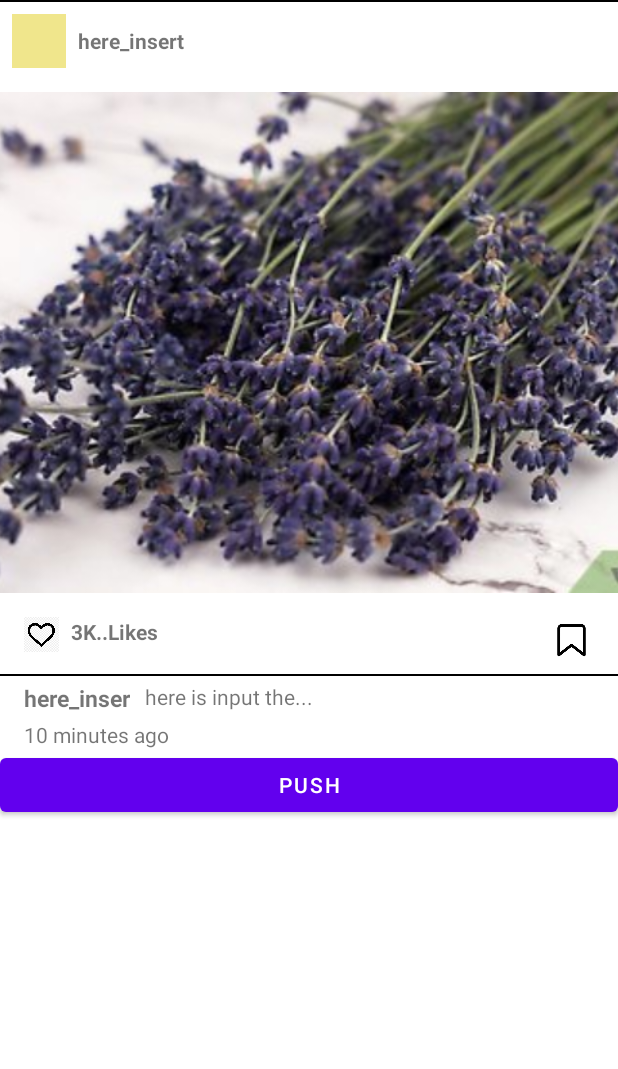
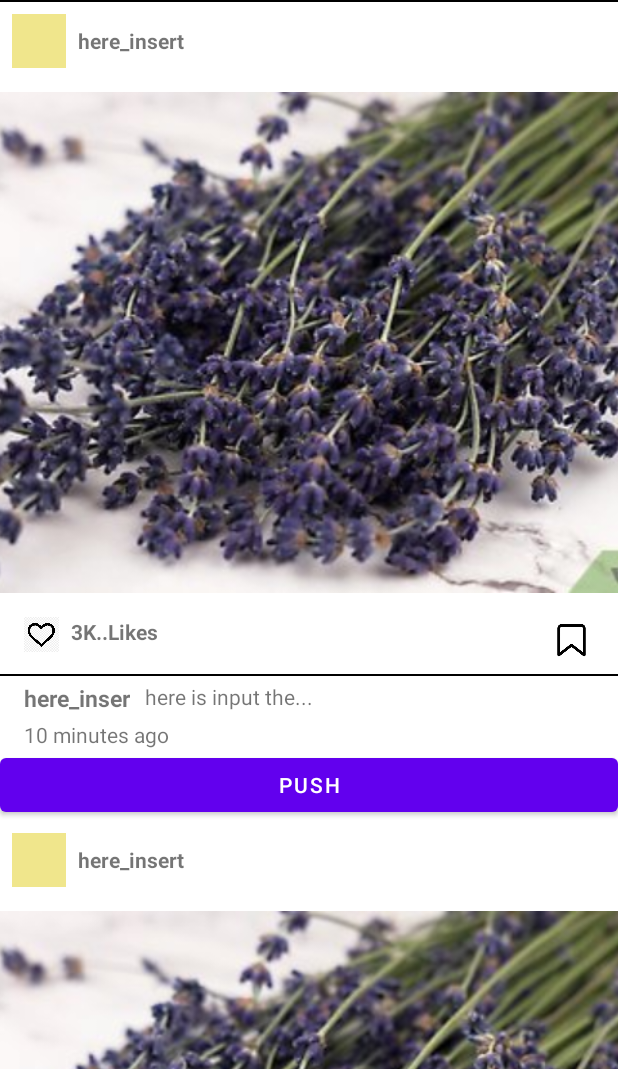
Before and after one commit to Polobear9/StudioStudy, an Android app: the screen it shows after launch (MainActivity), on a phone screen of 412 x 824 dp, the part 167-1236 px from its top. Run offline under Robolectric (Android 15) with nearby library versions, the phone set to English and light mode, and no system bars.

Commit message:
set the scrollLayout to LinearLayout.

```diff
--- a/app/src/main/res/layout/activity_main.xml
+++ b/app/src/main/res/layout/activity_main.xml
@@ -57,8 +57,29 @@
         android:layout_width="match_parent"
         android:layout_height="1dp"
         android:background="#000000">
-
     </View>
 
-    <include layout="@layout/item_post" />
+    <ScrollView
+        android:layout_width="match_parent"
+        android:layout_height="wrap_content">
+        <LinearLayout
+            android:layout_width="match_parent"
+            android:layout_height="wrap_content"
+            android:orientation="vertical">
+            <include layout="@layout/item_post">
+
+            </include>
+            <include layout="@layout/item_post">
+
+            </include>
+            <include layout="@layout/item_post">
+
+            </include>
+            <include layout="@layout/item_post">
+
+            </include>
+        </LinearLayout>
+
+    </ScrollView>
+
 </LinearLayout>
```
